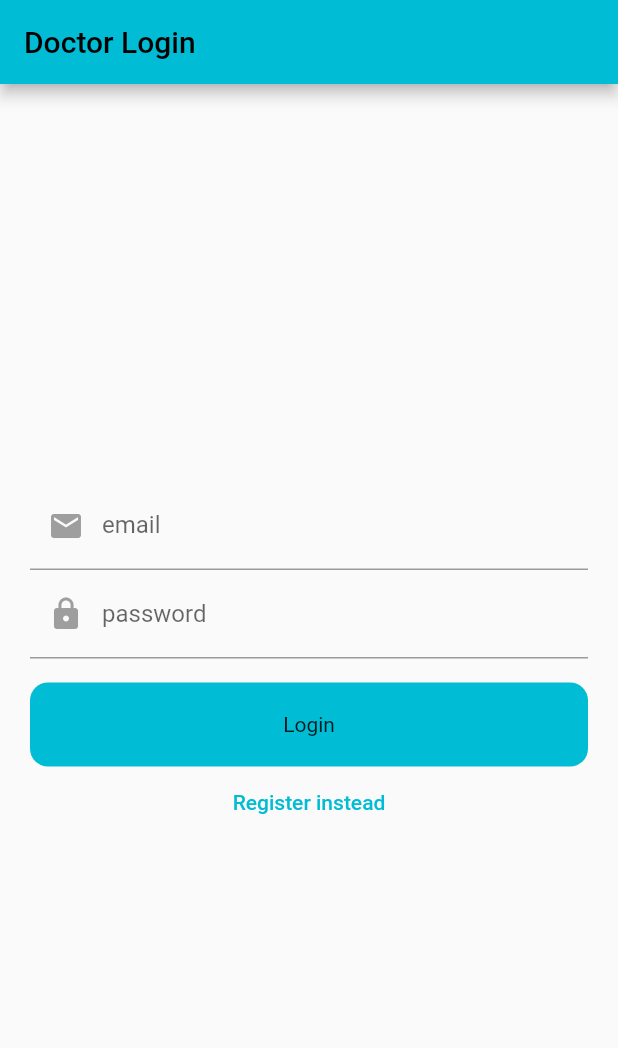
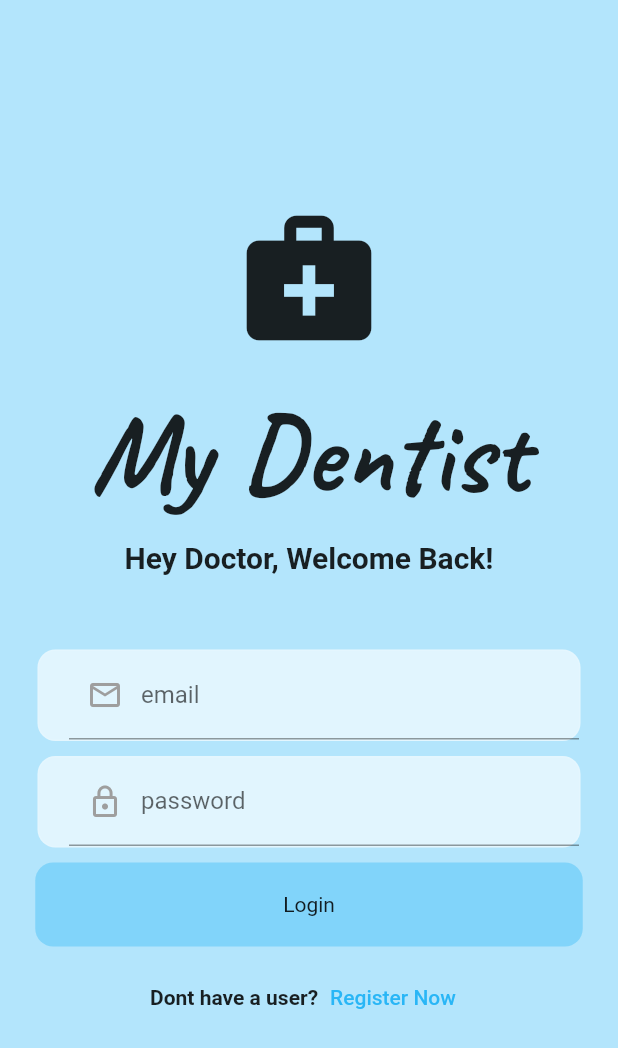
Before and after one commit to eizikr/MyDentist, a Flutter app: the screen it shows after launch, on a phone screen of 412 x 824 dp. Shown: the top 1048 px of the screen. Run offline on Flutter 3.47's test engine with Material 2 defaults, Android fonts, the phone set to English and light mode, and no system bars; our stand-ins replace firebase_auth, firebase_core, fluttertoast, google_fonts; accounts and stored records are empty.

Commit message:
Login page finish

```diff
--- a/lib/main.dart
+++ b/lib/main.dart
@@ -20,6 +20,7 @@ class MyApp extends StatelessWidget {
       debugShowCheckedModeBanner: false,
       theme: ThemeData(
         primarySwatch: Colors.cyan,
+        scaffoldBackgroundColor: Colors.lightBlue[100],
       ),
       home: const WidgetTree(),
     );
--- a/lib/pages/login_screen.dart
+++ b/lib/pages/login_screen.dart
@@ -1,6 +1,9 @@
 import 'package:firebase_auth/firebase_auth.dart';
 import 'package:flutter/material.dart';
 import '../auth.dart';
+
+import 'package:fluttertoast/fluttertoast.dart';
+import 'package:google_fonts/google_fonts.dart';
 
 class LoginPage extends StatefulWidget {
   const LoginPage({Key? key}) : super(key: key);
@@ -10,40 +13,103 @@ class LoginPage extends StatefulWidget {
 }
 
 class _LoginPageState extends State<LoginPage> {
-  String? errorMessage = '';
-  bool isLogin = true;
+  bool isLoginState = true;
+  late String pass;
+  late String email;
+  final formKey = GlobalKey<FormState>();
 
   final TextEditingController _controllerEmail = TextEditingController();
   final TextEditingController _controllerPassword = TextEditingController();
 
-  Future<void> signInWithEmailAndPassword() async {
-    try {
-      await Auth().signInWithEmailAndPassword(
-        email: _controllerEmail.text,
-        password: _controllerPassword.text,
-      );
-    } on FirebaseAuthException catch (e) {
-      setState(() {
-        errorMessage = e.message;
-      });
+  String signInError(String errorCode) {
+    switch (errorCode) {
+      case "user-not-found":
+        {
+          return "Wrong email!";
+        }
+      case "wrong-password":
+        {
+          return "Wrong password!";
+        }
+      case "invalid-email":
+        {
+          return "Invalid email!";
+        }
+      default:
+        {
+          return "General error!";
+        }
     }
   }
 
-  Future<void> createUserWithEmailAndPassword() async {
+  Future<void> signIn() async {
     try {
-      await Auth().createUserWithEmailAndPassword(
-        email: _controllerEmail.text,
-        password: _controllerPassword.text,
+      if (formKey.currentState!.validate()) {
+        await Auth().signIn(
+          email: email,
+          password: pass,
         );
+      }
     } on FirebaseAuthException catch (e) {
-      setState(() {
-        errorMessage = e.message;
-      });
+      //print(e.code.toString());
+      Fluttertoast.showToast(
+        msg: signInError(e.code.toString()),
+        gravity: ToastGravity.TOP,
+        fontSize: 16.0,
+        webShowClose: true,
+        backgroundColor: Colors.red,
+        toastLength: Toast.LENGTH_LONG,
+        webPosition: "center",
+        webBgColor: "red",
+        timeInSecForIosWeb: 5,
+      );
     }
   }
 
-  Widget _title() {
-    return Text(isLogin ? 'Doctor Login' : 'Doctor Register');
+  // Future<void> signUp() async {
+  //   try {
+  //     await Auth().signUp(
+  //       email: _controllerEmail.text,
+  //       password: _controllerPassword.text,
+  //     );
+  //   } on FirebaseAuthException catch (e) {
+  //     setState(() {
+  //       print("Auth (sign up)  problem: " + e.toString());
+  //     });
+  //   }
+  // }
+
+  Widget _submitButton() {
+    return SizedBox(
+        width: 365.0,
+        child: RawMaterialButton(
+          fillColor: Colors.lightBlue[200],
+          elevation: 0.0,
+          padding: const EdgeInsets.symmetric(vertical: 20.0),
+          shape: RoundedRectangleBorder(
+            borderRadius: BorderRadius.circular(12.0),
+          ),
+          onPressed: signIn,
+          child: const Text('Login'),
+          // child: Text(isLoginState ? 'Login' : 'Register'),
+        ));
+  }
+
+  Widget _loginOrRegisterButton() {
+    return TextButton(
+      onPressed: () {
+        setState(() {
+          isLoginState = !isLoginState;
+        });
+      },
+      child: Text(
+        'Register Now',
+        style: TextStyle(
+          color: Colors.lightBlue[400],
+        ),
+      ),
+      // child: Text(isLoginState ? 'Register instead' : 'Login instead'),
+    );
   }
 
   Widget _entryField(
@@ -51,8 +117,11 @@ class _LoginPageState extends State<LoginPage> {
     TextEditingController controller,
     IconData icon,
   ) {
-    return TextField(
-      controller: controller,
+    return TextFormField(
+      // controller: controller,
+      onChanged: (inputValue) {
+        title == 'email' ? email = inputValue : pass = inputValue;
+      },
       decoration: InputDecoration(
         labelText: title,
         prefixIcon: Icon(
@@ -60,73 +129,120 @@ class _LoginPageState extends State<LoginPage> {
           color: Colors.grey,
         ),
       ),
-    );
+      validator: (val) {
+        if (val == null || val.isEmpty) {
+          return "$title cannot be empty";
         }
-
-  Widget _errorMessage() {
-    return Text(
-      errorMessage == '' ? '' : 'Sorry, $errorMessage',
-      style: const TextStyle(
-        color: Colors.red,
-      ),
-    );
-  }
-
-  Widget _submitButton() {
-    return Container(
-        width: double.infinity,
-        child: RawMaterialButton(
-          fillColor: Colors.cyan,
-          elevation: 0.0,
-          padding: const EdgeInsets.symmetric(vertical: 20.0),
-          shape:
-              RoundedRectangleBorder(borderRadius: BorderRadius.circular(12.0)),
-          onPressed: isLogin
-              ? signInWithEmailAndPassword
-              : createUserWithEmailAndPassword,
-          child: Text(isLogin ? 'Login' : 'Register'),
-        ));
-  }
-
-  Widget _loginOrRegisterButton() {
-    return TextButton(
-      onPressed: () {
-        setState(() {
-          isLogin = !isLogin;
-        });
+        return null;
       },
-      child: Text(isLogin ? 'Register instead' : 'Login instead'),
+      autovalidateMode: AutovalidateMode.onUserInteraction,
     );
   }
 
   @override
   Widget build(BuildContext context) {
     return Scaffold(
-      appBar: AppBar(
-        title: _title(),
+      body: SafeArea(
+        child: Center(
+          child: Form(
+            key: formKey,
+            child: Column(
+              mainAxisAlignment: MainAxisAlignment.center,
+              children: [
+                const Icon(
+                  Icons.medical_services,
+                  size: 100,
                 ),
-      body: Container(
-        height: double.infinity,
-        width: double.infinity,
-        padding: const EdgeInsets.all(20),
-        child: Column(
-          crossAxisAlignment: CrossAxisAlignment.center,
-          mainAxisAlignment: MainAxisAlignment.center,
-          children: <Widget>[
-            _entryField(
+                const SizedBox(
+                  height: 20,
+                ),
+                Text(
+                  'My Dentist',
+                  style: GoogleFonts.caveat(
+                    fontSize: 75,
+                    fontWeight: FontWeight.bold,
+                  ),
+                ),
+                const SizedBox(height: 10),
+                const Text(
+                  'Hey Doctor, Welcome Back!',
+                  style: TextStyle(
+                    fontWeight: FontWeight.bold,
+                    fontSize: 20,
+                  ),
+                ),
+                const SizedBox(height: 50),
+                Padding(
+                  padding: const EdgeInsets.symmetric(horizontal: 25.0),
+                  child: Container(
+                    decoration: BoxDecoration(
+                      color: Colors.lightBlue[50],
+                      border: Border.all(color: Colors.white10),
+                      borderRadius: BorderRadius.circular(12),
+                    ),
+                    child: Padding(
+                      padding: const EdgeInsets.only(left: 20.0),
+                      child: _entryField(
                         'email',
                         _controllerEmail,
-              Icons.email,
+                        Icons.email_outlined,
                       ),
-            _entryField(
+                    ),
+                  ),
+                ),
+                const SizedBox(height: 10),
+                Padding(
+                  padding: const EdgeInsets.symmetric(horizontal: 25.0),
+                  child: Container(
+                    decoration: BoxDecoration(
+                      color: Colors.lightBlue[50],
+                      border: Border.all(color: Colors.white10),
+                      borderRadius: BorderRadius.circular(12),
+                    ),
+                    child: Padding(
+                      padding: const EdgeInsets.only(left: 20.0),
+                      child: _entryField(
                         'password',
                         _controllerPassword,
-              Icons.lock,
+                        Icons.lock_outline,
                       ),
-            _errorMessage(),
+                    ),
+                  ),
+                ),
+                const SizedBox(height: 10),
                 _submitButton(),
+                // Padding(
+                //   padding: const EdgeInsets.symmetric(horizontal: 25.0),
+                //   child: Container(
+                //     padding: const EdgeInsets.all(20),
+                //     decoration: BoxDecoration(
+                //       color: Colors.blue[200],
+                //       borderRadius: BorderRadius.circular(12),
+                //     ),
+                //     child: const Center(
+                //       child: Text(
+                //         "Sign In",
+                //         style: TextStyle(color: Colors.white),
+                //       ),
+                //     ),
+                //   ),
+                // ),
+                const SizedBox(height: 10),
+                Row(
+                  mainAxisAlignment: MainAxisAlignment.center,
+                  children: [
+                    const Text(
+                      'Dont have a user?',
+                      style: TextStyle(
+                        fontWeight: FontWeight.bold,
+                      ),
+                    ),
                     _loginOrRegisterButton(),
                   ],
+                ),
+              ],
+            ),
+          ),
         ),
       ),
     );
--- a/lib/widget_tree.dart
+++ b/lib/widget_tree.dart
@@ -1,7 +1,13 @@
-import 'package:my_dentist/auth.dart';
+import 'package:firebase_auth/firebase_auth.dart';
 import 'package:my_dentist/pages/home_page.dart';
 import 'package:my_dentist/pages/login_screen.dart';
 import 'package:flutter/material.dart';
+
+/*
+  Manage the login states
+  If loged in -> Go to home page
+  Else -> Stay on login page
+*/
 
 class WidgetTree extends StatefulWidget {
   const WidgetTree({Key? key}) : super(key: key);
@@ -11,13 +17,15 @@ class WidgetTree extends StatefulWidget {
 }
 
 class _WidgetTreeState extends State<WidgetTree> {
+  FirebaseAuth auth = FirebaseAuth.instance;
+
   @override
   Widget build(BuildContext context) {
-    return StreamBuilder(
-      stream: Auth().authStateChanges,
+    return StreamBuilder<User?>(
+      stream: auth.authStateChanges(),
       builder: (context, snapshot) {
         if (snapshot.hasData) {
-          return ProfileScreen();
+          return HomePage();
         } else {
           return const LoginPage();
         }
--- a/pubspec.yaml
+++ b/pubspec.yaml
@@ -39,6 +39,8 @@ dependencies:
   firebase_core: ^2.2.0
   firebase_auth: ^4.1.2
 
+  fluttertoast: ^8.1.1
+  google_fonts: ^3.0.1
   # firebase_core_platform_interface: ^4.5.1
 
 
```
Also changed, not shown: lib/auth.dart (+24 -20 lines), lib/pages/Temp.dart (added, +242 -0 lines), lib/pages/home_page.dart (+63 -63 lines), lib/firebase_options.dart, pubspec.lock, 4 other files. Lines whose indentation alone changed are shown as unchanged.
